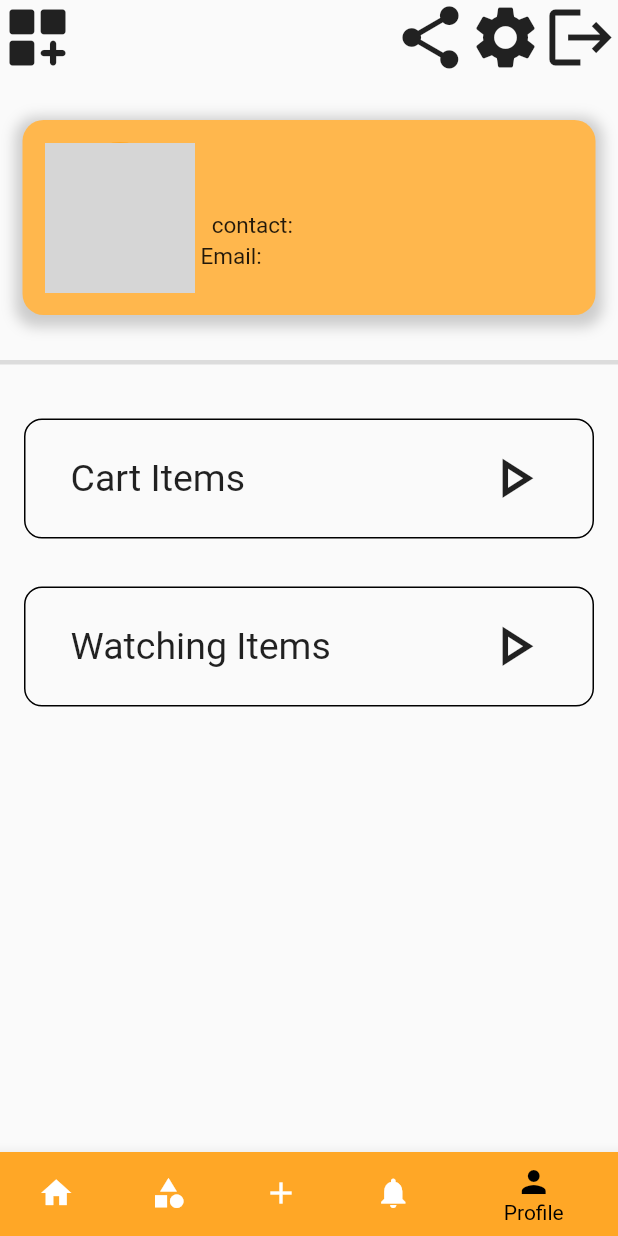
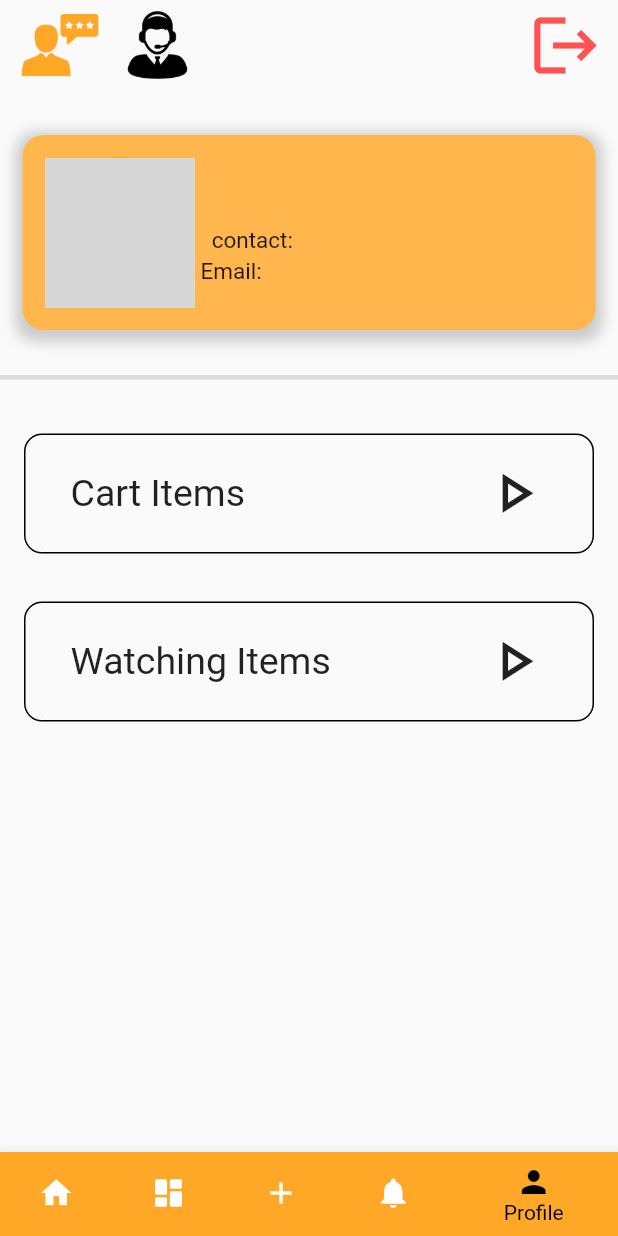
Before and after one commit to SudipRaaz/NewShop, a Flutter app: the screen it shows once a user with an empty profile is signed in, item 5 of the bottom bar chosen, on a phone screen of 412 x 824 dp. Run offline on Flutter 3.47's test engine with Material 2 defaults, Android fonts, the light colour scheme and no system bars; our stand-ins replace carousel_slider, cloud_firestore, firebase_auth, firebase_core, firebase_storage, flutter_rating_bar and 3 more; missing offline and left inert: flutter_khalti, multiple_stream_builder, store_redirect; accounts and stored records are empty; network calls fail; grey boxes are pictures that could not be loaded.

Commit message:
recreated profile and checked forgot password feature

```diff
--- a/lib/page_layout.dart
+++ b/lib/page_layout.dart
@@ -46,7 +46,7 @@ class _PageLayoutState extends State<PageLayout> {
               ),
               BottomNavigationBarItem(
                 backgroundColor: Colors.orange.shade400,
-                icon: const Icon(Icons.category),
+                icon: const Icon(Icons.dashboard_rounded),
                 label: 'Category',
               ),
               BottomNavigationBarItem(
--- a/lib/screen/profile.dart
+++ b/lib/screen/profile.dart
@@ -13,18 +13,26 @@ import 'package:second_shopp/components/profile_subPages/buy_Item.dart';
 import 'package:second_shopp/model/tab_manager.dart';
 import 'package:store_redirect/store_redirect.dart';
 
-class Profile extends StatelessWidget {
+class Profile extends StatefulWidget {
   Profile({Key? key}) : super(key: key);
 
+  @override
+  State<Profile> createState() => _ProfileState();
+}
+
+class _ProfileState extends State<Profile> {
   final _auth = FirebaseAuth.instance;
 
   // String profileImg = '';
+  String? documentId = '';
 
-  String? documentId = '';
   double iconSize = 50;
+
   late double rating = 4;
 
   bool isVisible = false;
+
+  String customerCare = 'assets/images/black_customerCare.png';
 
   @override
   Widget build(BuildContext context) {
@@ -57,23 +65,20 @@ class Profile extends StatelessWidget {
                 keyboardDismissBehavior:
                     ScrollViewKeyboardDismissBehavior.onDrag,
                 child: Column(children: [
-                  Row(
+                  Padding(
+                    padding: const EdgeInsets.symmetric(horizontal: 10),
+                    child: Row(
                       mainAxisAlignment: MainAxisAlignment.end,
                       children: [
                         InkWell(
-                        child: Icon(Icons.dashboard_customize_rounded,
-                            size: iconSize),
+                          child: Container(
+                              width: 60,
+                              height: 60,
+                              decoration: const BoxDecoration(
+                                  image: DecorationImage(
+                                      image: AssetImage(
+                                          'assets/images/review_logo.png')))),
                           onTap: () {
-                          // showDialog(
-                          //     context: context,
-                          //     builder: (BuildContext context) {
-                          //       return const AlertDialog(
-                          //         content: Text('Alert!'),
-                          //         shape: RoundedRectangleBorder(
-                          //             borderRadius: BorderRadius.all(
-                          //                 Radius.circular(2.0))),
-                          //       );
-                          //     });
                             showCupertinoDialog<void>(
                               context: context,
                               builder: (BuildContext context) =>
@@ -103,14 +108,6 @@ class Profile extends StatelessWidget {
                                         onRatingUpdate: (value) {
                                           rating = value;
                                         }),
-                                  Visibility(
-                                      child: Column(
-                                    children: [
-                                      Text(''),
-                                    ],
-                                  )
-                                      // visible: isVisible,
-                                      ),
                                   ],
                                 ),
                                 actions: <CupertinoDialogAction>[
@@ -128,7 +125,14 @@ class Profile extends StatelessWidget {
                                         StoreRedirect.redirect(
                                             androidAppId:
                                                 'com.shambhug.myapplication');
+                                      } else {
+                                        setState(() {
+                                          isVisible = true;
+                                          customerCare =
+                                              'assets/images/green_customerCare.png';
+                                        });
                                       }
+                                      Navigator.pop(context);
                                     },
                                   )
                                 ],
@@ -139,46 +143,36 @@ class Profile extends StatelessWidget {
                           radius: 20,
                           splashColor: Colors.amberAccent,
                         ),
-                      Spacer(),
+                        const SizedBox(
+                          width: 10,
+                        ),
                         InkWell(
-                        child: Icon(Icons.share, size: iconSize),
-                        onTap: () {
-                          // showDialog(
-                          //     context: context,
-                          //     builder: (BuildContext context) {
-                          //       return const AlertDialog(
-                          //         content: Text('Alert!'),
-                          //         shape: RoundedRectangleBorder(
-                          //             borderRadius: BorderRadius.all(
-                          //                 Radius.circular(2.0))),
-                          //       );
-                          //     });
-                          User? userToken = _auth.currentUser;
-                          String? userID = userToken?.uid;
-                          String date = DateTime.now().minute.toString();
-                          String date2 = DateTime.now().hour.toString();
-                          String date3 = DateTime.now().toString();
-                          print("date min = $date");
-                          print("date hour = $date2");
-                          print("date hour = $date3");
-                        },
+                          child: Container(
+                              width: 50,
+                              height: 50,
+                              decoration: BoxDecoration(
+                                  image: DecorationImage(
+                                      image: AssetImage(customerCare)))),
+                          onTap: () {},
                           radius: 20,
                           splashColor: Colors.amberAccent,
                         ),
+                        Visibility(
+                            visible: isVisible,
+                            child: const Text(
+                              'Customer\nSupport',
+                              style: TextStyle(
+                                  fontWeight: FontWeight.w800, fontSize: 17),
+                            )
+                            // visible: isVisible,
+                            ),
+                        const Spacer(),
                         InkWell(
-                        child: Icon(Icons.settings, size: iconSize),
-                        onTap: () {
-                          Navigator.push(
-                              context,
-                              MaterialPageRoute(
-                                  builder: (context) => const CartItems()));
-                        },
-                        radius: 20,
-                        splashColor: Colors.amberAccent,
-                        // highlightColor:
+                          child: Icon(
+                            Icons.logout,
+                            size: iconSize,
+                            color: Colors.redAccent,
                           ),
-                      InkWell(
-                        child: Icon(Icons.logout, size: iconSize),
                           onTap: () {
                             tabprovider.goToTab(0);
 
@@ -192,6 +186,7 @@ class Profile extends StatelessWidget {
                           // highlightColor:
                         ),
                       ],
+                    ),
                   ),
                   // const SizedBox(
                   //   height: 20,
@@ -228,10 +223,16 @@ class Profile extends StatelessWidget {
                           Column(
                             crossAxisAlignment: CrossAxisAlignment.start,
                             children: [
-                              Text(
+                              Container(
+                                constraints: BoxConstraints(maxWidth: 200),
+                                child: Text(
                                   " ${data['Name']}",
+                                  // 'sudip raj adhikari form chitwan',
+                                  maxLines: 1,
                                   style: const TextStyle(
-                                    fontSize: 25, fontWeight: FontWeight.bold),
+                                      fontSize: 25,
+                                      fontWeight: FontWeight.bold),
+                                ),
                               ),
                               Padding(
                                 padding:
@@ -240,11 +241,16 @@ class Profile extends StatelessWidget {
                                   children: [
                                     const Text("   contact: ",
                                         style: TextStyle(fontSize: 15)),
-                                    Text(
+                                    Container(
+                                      constraints:
+                                          BoxConstraints(maxWidth: 200),
+                                      child: Text(
                                         "${data['Phone']}",
+                                        maxLines: 1,
                                         style: const TextStyle(
                                             fontSize: 16,
                                             fontWeight: FontWeight.w500),
+                                      ),
                                     ),
                                   ],
                                 ),
@@ -253,11 +259,15 @@ class Profile extends StatelessWidget {
                                 children: [
                                   const Text(" Email: ",
                                       style: TextStyle(fontSize: 15)),
-                                  Text(
+                                  Container(
+                                    constraints: BoxConstraints(maxWidth: 200),
+                                    child: Text(
                                       "${data['email']}",
+                                      maxLines: 1,
                                       style: const TextStyle(
                                           fontSize: 16,
                                           fontWeight: FontWeight.w500),
+                                    ),
                                   ),
                                 ],
                               ),
@@ -314,63 +324,6 @@ class Profile extends StatelessWidget {
         );
       },
     );
-
-    // FirebaseFirestore.instance
-    //     .collection('user data')
-    //     .get()
-    //     .then((QuerySnapshot querySnapshot) {
-    //   querySnapshot.docs.forEach((doc) {
-    //     setState(() {
-    //       username = doc['Name'];
-    //       userPhone = doc['Phone'];
-    //     });
-    //   });
-    // }
-    // );
-//************************************************************************************************* */
-    // FirebaseFirestore.instance
-    //     .collection('UserData')
-    //     .doc('j8iuhBWwzct6U0OEpP0X')
-    //     .get(),
-    //     Builder
-    //     {
-    //   if (documentSnapshot.exists) {
-    //     print('Document data: ${documentSnapshot.data()}');
-    //     Map<String, dynamic> userData =
-    //         documentSnapshot.data() as Map<String, dynamic>;
-    //     setState(() {
-    //       username = userData['Name'];
-    //       userPhone = userData['Phone'];
-    //     });
-    //   } else {
-    //     print('Document does not exist on the database');
-    //   }
-    // });
-
-    // CollectionReference users = FirebaseFirestore.instance.collection('users');
-
-    // FutureBuilder<DocumentSnapshot>(
-    //     future: users.doc('O3sY4JCTLKVJwPdesJDJ').get(),
-    //     builder:
-    //         (BuildContext context, AsyncSnapshot<DocumentSnapshot> snapshot) {
-    //       if (snapshot.hasError) {
-    //         return Text("Something went wrong");
-    //       }
-
-    //       if (snapshot.hasData && !snapshot.data!.exists) {
-    //         return Text("Document does not exist");
-    //       }
-
-    //       if (snapshot.connectionState == ConnectionState.done) {
-    //         Map<String, dynamic> data =
-    //             snapshot.data!.data() as Map<String, dynamic>;
-    //         // setState(() {
-    //         //   username = data['Name'];
-    //         //   userPhone = data['Phone'];
-    //         // });
-    //         return Text("Full Name: ${data['full_name']} ${data['last_name']}");
-    //       }
-    //     });
   }
 
   Future<dynamic> showDialogBox(BuildContext context) {
@@ -384,26 +337,6 @@ class Profile extends StatelessWidget {
           );
         });
   }
-
-  // _getImage() async {
-  //   // var collection = FirebaseFirestore.instance.collection('image1');
-  //   // var querySnapshot = await collection.get();
-  //   // for (var queryDocumentSnapshot in querySnapshot.docs) {
-  //   //   Map<String, dynamic> data = queryDocumentSnapshot.data();
-  //   //   var name = data['name'];
-  //   //   var phone = data['phone'];
-  //   // }
-
-  //   FirebaseFirestore.instance
-  //       .collection('DefaultData')
-  //       .doc()
-  //       .snapshots()
-  //       .listen((event) {
-  //     setState(() {
-  //       profileImg = event.data()!['image1'];
-  //     });
-  //   });
-  // }
 }
 
 class _ProfileTile extends StatelessWidget {
```
Also changed, not shown: lib/components/Authetication/login_page.dart (+24 -22 lines), assets/images/black_customerCare.png (added), assets/images/customer.png (added), assets/images/green_customerCare.png (added), assets/images/red_customerCare.png (added), assets/images/review_logo.png (added), 1 other file. Lines whose indentation alone changed are shown as unchanged.
